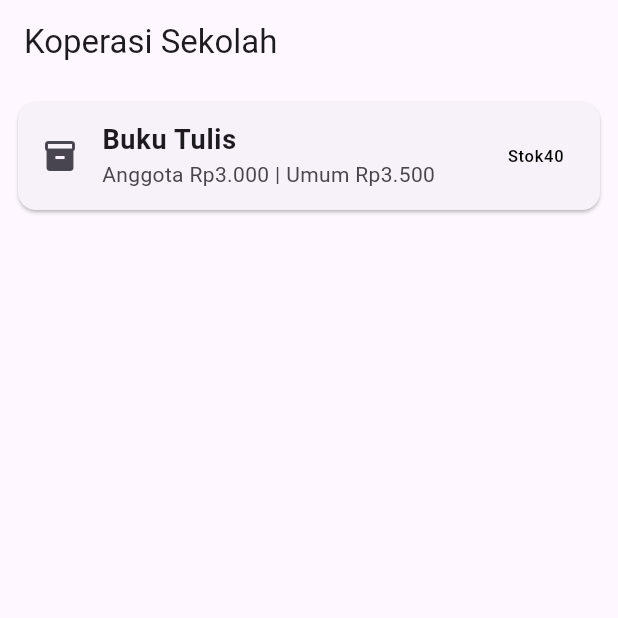
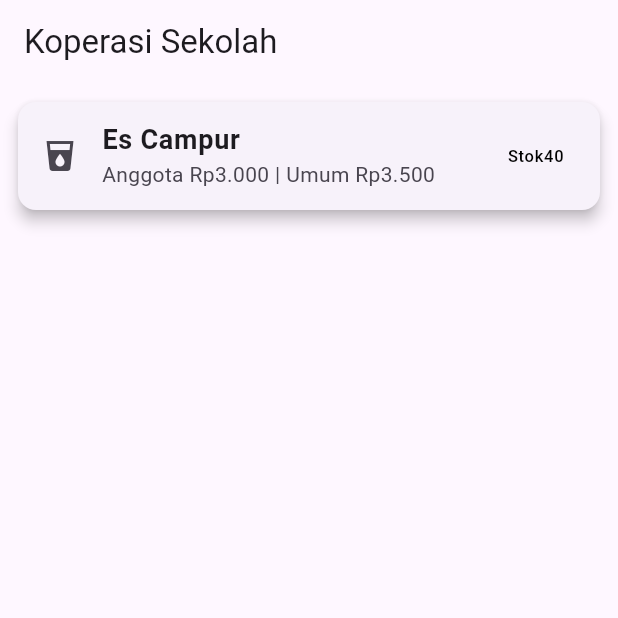
Before and after one commit to aselyarpl1-pixel/Latihan01_06, a Flutter app: the screen it shows after launch, on a phone screen of 412 x 824 dp, the top half of it. Run offline on Flutter 3.47's test engine with Material 3 defaults, Android fonts, the phone set to English and light mode, and no system bars.

Commit message:
LKM-3 kartu barang

```diff
--- a/kopsis_ui/lib/main.dart
+++ b/kopsis_ui/lib/main.dart
@@ -2,6 +2,19 @@ import 'package:flutter/material.dart';
 
 void main() {
   runApp(const MyApp());
+}
+
+//Fungsi untuk memilih icon berdasarkan kategori
+IconData pilihIcon(String kategori) {
+  if (kategori == 'ATK') {
+    return Icons.edit;
+  } else if (kategori == 'Makanan') {
+    return Icons.fastfood;
+  } else if (kategori == 'Minuman') {
+    return Icons.local_drink;
+  } else {
+    return Icons.inventory_2;
+  }
 }
 
 class MyApp extends StatelessWidget {
@@ -13,19 +26,23 @@ class MyApp extends StatelessWidget {
     //Variabel stok
     int stok = 40;
 
+    //Kategori barang
+    String kategori = 'Minuman';
+
     return MaterialApp(
       home: Scaffold(
           appBar: AppBar(
             title: const Text('Koperasi Sekolah')
             ),
           body: Card (
+            elevation: 4,
             margin: const EdgeInsets.all(12),
             child: ListTile(
               //icon barang
-              leading: const Icon(Icons.inventory_2),
+              leading: Icon(pilihIcon(kategori)),
               //menebalkan nama barang
               title: const Text(
-                'Buku Tulis',
+                'Es Campur',
                 style: TextStyle(fontSize: 18, fontWeight: FontWeight.bold),
                 ),
               //harga anggota dan umum
```
